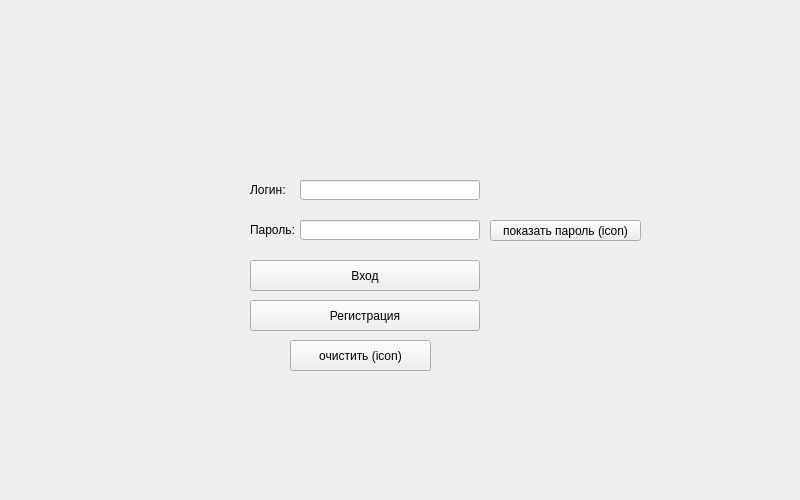
This is login.ui in underleak/fetchmail as Qt 5 draws it before an edit. The edited form follows.
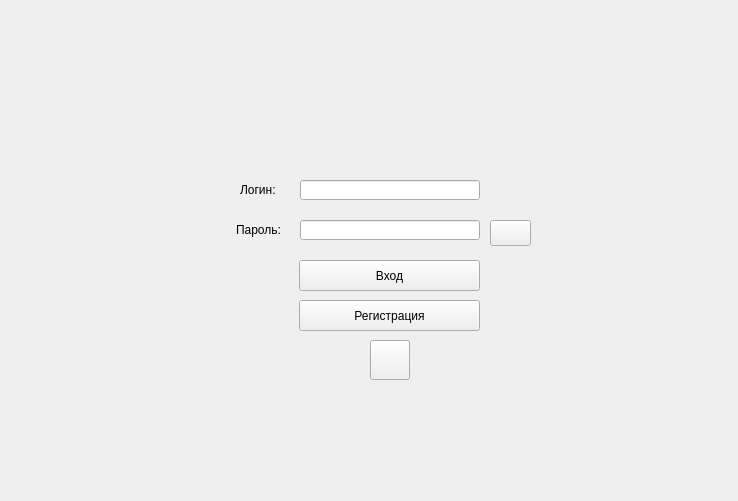
This is the edited form. Icons and pictures are not drawn.

Diff of the .ui file:
```diff
--- a/login.ui
+++ b/login.ui
@@ -6,8 +6,8 @@
    <rect>
     <x>0</x>
     <y>0</y>
-    <width>800</width>
-    <height>500</height>
+    <width>738</width>
+    <height>501</height>
    </rect>
   </property>
   <property name="windowTitle">
@@ -17,9 +17,9 @@
    <widget class="QPushButton" name="signUp">
     <property name="geometry">
      <rect>
-      <x>250</x>
+      <x>299</x>
       <y>300</y>
-      <width>230</width>
+      <width>181</width>
       <height>31</height>
      </rect>
     </property>
@@ -30,7 +30,7 @@
    <widget class="QLabel" name="label">
     <property name="geometry">
      <rect>
-      <x>250</x>
+      <x>240</x>
       <y>180</y>
       <width>47</width>
       <height>20</height>
@@ -43,9 +43,9 @@
    <widget class="QPushButton" name="signIn">
     <property name="geometry">
      <rect>
-      <x>250</x>
+      <x>299</x>
       <y>260</y>
-      <width>230</width>
+      <width>181</width>
       <height>31</height>
      </rect>
     </property>
@@ -58,12 +58,17 @@
      <rect>
       <x>490</x>
       <y>220</y>
-      <width>151</width>
-      <height>21</height>
+      <width>41</width>
+      <height>26</height>
      </rect>
     </property>
     <property name="text">
-     <string>показать пароль (icon)</string>
+     <string/>
+    </property>
+    <property name="icon">
+     <iconset>
+      <selectedon>:/icon/main/eye.png</selectedon>
+     </iconset>
     </property>
    </widget>
    <widget class="QLineEdit" name="textLogin">
@@ -79,9 +84,9 @@
    <widget class="QLabel" name="label_2">
     <property name="geometry">
      <rect>
-      <x>250</x>
+      <x>236</x>
       <y>220</y>
-      <width>47</width>
+      <width>61</width>
       <height>20</height>
      </rect>
     </property>
@@ -92,14 +97,25 @@
    <widget class="QPushButton" name="clear">
     <property name="geometry">
      <rect>
-      <x>290</x>
+      <x>370</x>
       <y>340</y>
-      <width>141</width>
-      <height>31</height>
+      <width>40</width>
+      <height>40</height>
      </rect>
     </property>
     <property name="text">
-     <string>очистить (icon)</string>
+     <string/>
+    </property>
+    <property name="icon">
+     <iconset>
+      <selectedon>:/icon/main/trash.png</selectedon>
+     </iconset>
+    </property>
+    <property name="iconSize">
+     <size>
+      <width>17</width>
+      <height>17</height>
+     </size>
     </property>
    </widget>
    <widget class="QLineEdit" name="textPassword">
```
Left out of the diff: 20 changed lines with no effect on the pictures.
